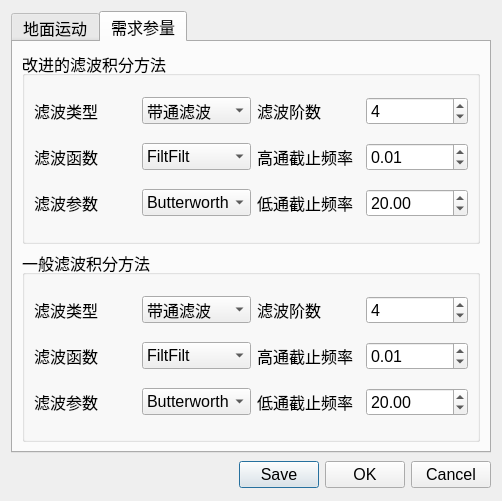
This is src/qrest_ui/algorithm_dialog.ui in DonShmily/qREST as Qt 5 draws it before an edit. The edited form follows.
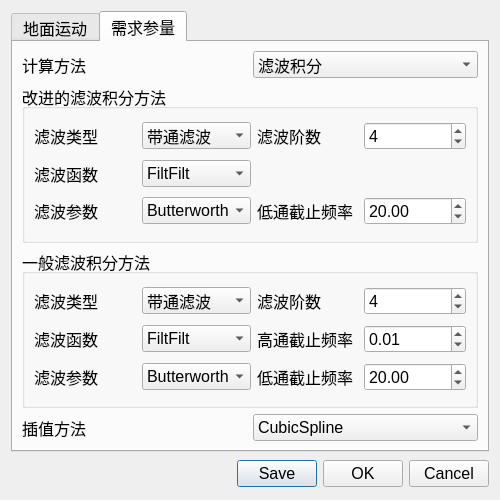
This is the edited form. The open tabs and pages were chosen to show the change.

```diff
--- a/src/qrest_ui/algorithm_dialog.ui
+++ b/src/qrest_ui/algorithm_dialog.ui
@@ -6,8 +6,8 @@
    <rect>
     <x>0</x>
     <y>0</y>
-    <width>502</width>
-    <height>501</height>
+    <width>500</width>
+    <height>500</height>
    </rect>
   </property>
   <property name="windowTitle">
@@ -247,8 +247,8 @@
       <attribute name="title">
        <string>需求参量</string>
       </attribute>
-      <layout class="QVBoxLayout" name="verticalLayout_3">
-       <item>
+      <layout class="QGridLayout" name="gridLayout_6">
+       <item row="1" column="0" colspan="2">
         <widget class="QGroupBox" name="gbox_edp_mfilter">
          <property name="title">
           <string>改进的滤波积分方法</string>
@@ -324,23 +324,6 @@
             </item>
            </widget>
           </item>
-          <item row="1" column="2">
-           <widget class="QLabel" name="label_14">
-            <property name="text">
-             <string>高通截止频率</string>
-            </property>
-           </widget>
-          </item>
-          <item row="1" column="3">
-           <widget class="QDoubleSpinBox" name="dsbox_edp_filter_low_freq">
-            <property name="singleStep">
-             <double>0.010000000000000</double>
-            </property>
-            <property name="value">
-             <double>0.010000000000000</double>
-            </property>
-           </widget>
-          </item>
           <item row="2" column="0">
            <widget class="QLabel" name="label_15">
             <property name="text">
@@ -374,7 +357,46 @@
          </layout>
         </widget>
        </item>
-       <item>
+       <item row="3" column="1">
+        <widget class="QComboBox" name="cbox_edp_interp_method">
+         <property name="currentIndex">
+          <number>1</number>
+         </property>
+         <item>
+          <property name="text">
+           <string>Linear</string>
+          </property>
+         </item>
+         <item>
+          <property name="text">
+           <string>CubicSpline</string>
+          </property>
+         </item>
+         <item>
+          <property name="text">
+           <string>Akima</string>
+          </property>
+         </item>
+         <item>
+          <property name="text">
+           <string>Steffen</string>
+          </property>
+         </item>
+         <item>
+          <property name="text">
+           <string>Polynomial</string>
+          </property>
+         </item>
+        </widget>
+       </item>
+       <item row="3" column="0">
+        <widget class="QLabel" name="label_14">
+         <property name="text">
+          <string>插值方法</string>
+         </property>
+        </widget>
+       </item>
+       <item row="2" column="0" colspan="2">
         <widget class="QGroupBox" name="gbox_edp_filter">
          <property name="title">
           <string>一般滤波积分方法</string>
@@ -500,6 +522,27 @@
          </layout>
         </widget>
        </item>
+       <item row="0" column="1">
+        <widget class="QComboBox" name="cbox_edp_method">
+         <item>
+          <property name="text">
+           <string>滤波积分</string>
+          </property>
+         </item>
+         <item>
+          <property name="text">
+           <string>改进滤波积分</string>
+          </property>
+         </item>
+        </widget>
+       </item>
+       <item row="0" column="0">
+        <widget class="QLabel" name="label_23">
+         <property name="text">
+          <string>计算方法</string>
+         </property>
+        </widget>
+       </item>
       </layout>
      </widget>
     </widget>
```
Left out of the diff: 2 changed lines with no effect on the pictures.
